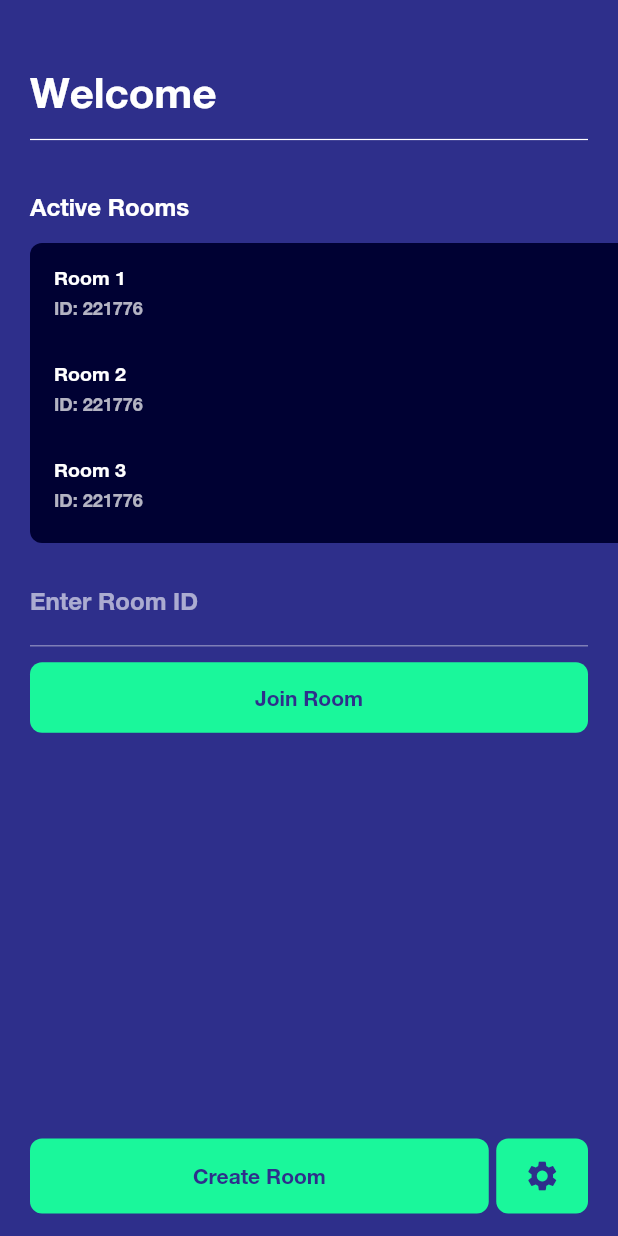
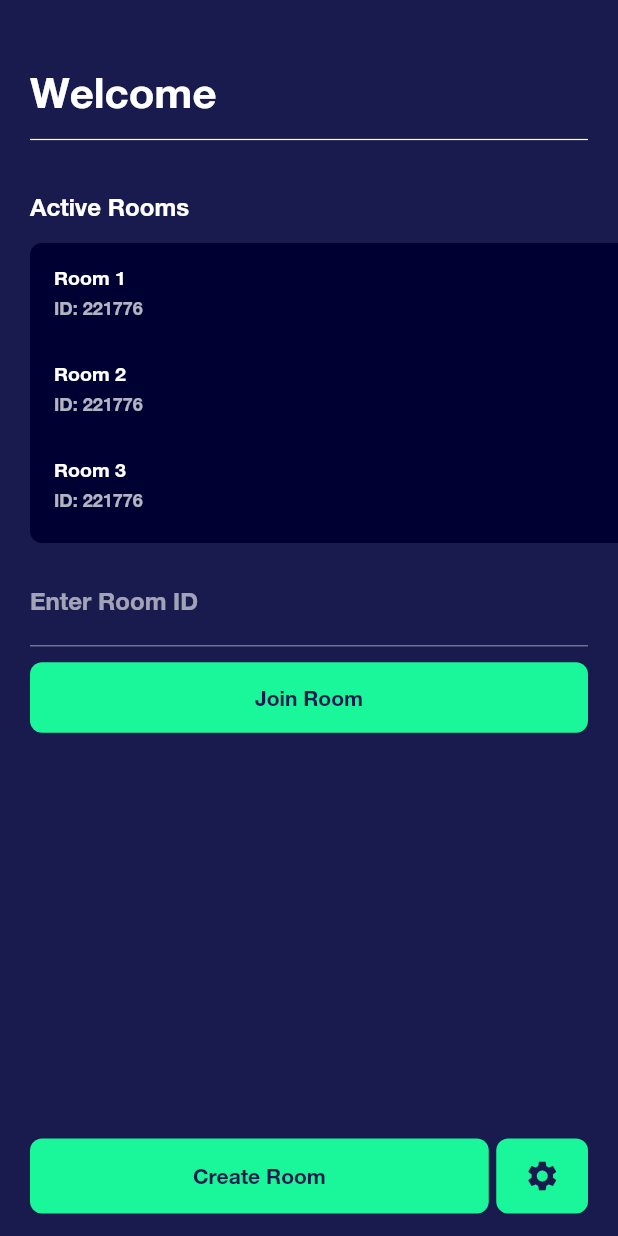
Before and after one commit to ZhFahim/chatx, a Flutter app: the screen it shows after launch, on a phone screen of 412 x 824 dp. Run offline on Flutter 3.47's test engine with Material 2 defaults, Android fonts, the phone set to English and light mode, and no system bars; our stand-ins replace cloud_firestore, firebase_auth, firebase_core; accounts and stored records are empty.

Commit message:
setup iOS app, update background color, fix bug of sending empty messages to firestore

```diff
--- a/lib/main.dart
+++ b/lib/main.dart
@@ -17,15 +17,14 @@ class ChatX extends StatelessWidget {
         brightness: Brightness.dark,
         primarySwatch: Colors.blue,
         accentColor: Color(0xFF1AF79B),
-        canvasColor: Color(0xFF2E2F8B),
+        canvasColor: Color(0xff191A4D),
         appBarTheme: AppBarTheme(color: Color(0xFF2E2F8B), elevation: 0),
         fontFamily: 'HelveticaNeue',
         visualDensity: VisualDensity.adaptivePlatformDensity,
       ),
       routes: {
         '/': (context) => HomeScreen(),
-        'chatScreen': (context) =>
-            ChatScreen(ModalRoute.of(context).settings.arguments),
+        'chatScreen': (context) => ChatScreen(ModalRoute.of(context).settings.arguments),
       },
     );
   }
```
Also changed, not shown: lib/screens/chat.dart (+16 -15 lines), 13 other files.
